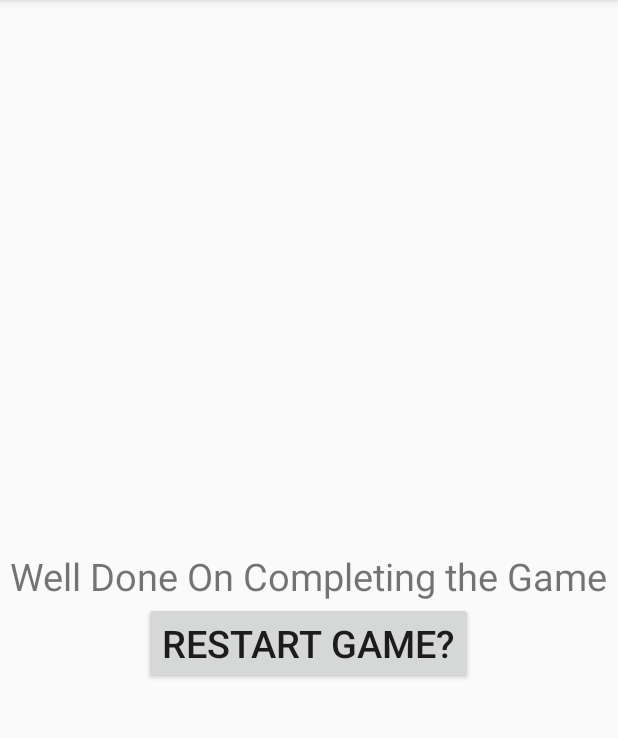
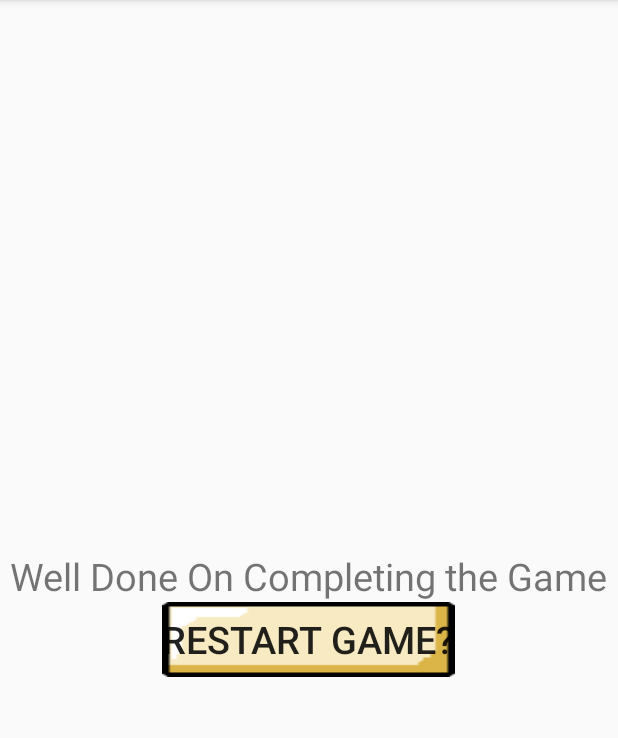
Before and after one commit to DavidMcKenzie218/TextBasedBoxingGame, an Android app: the CompletedActivity screen opened directly, with no data from a screen before it, on a phone screen of 412 x 824 dp, the part 84-822 px from its top. Run offline under Robolectric (Android 15) with nearby library versions, the phone set to English and light mode, and no system bars.

Commit message:
Added the button background the the completed layout

```diff
--- a/Application/UltimateSlugfest/app/src/main/res/layout/activity_completed.xml
+++ b/Application/UltimateSlugfest/app/src/main/res/layout/activity_completed.xml
@@ -17,6 +17,7 @@
         android:layout_below="@id/completed_message"
         android:layout_centerHorizontal="true"
         android:layout_width="wrap_content"
-        android:layout_height="wrap_content" />
+        android:layout_height="wrap_content"
+        android:background="@drawable/button"/>
 
 </RelativeLayout>
```
